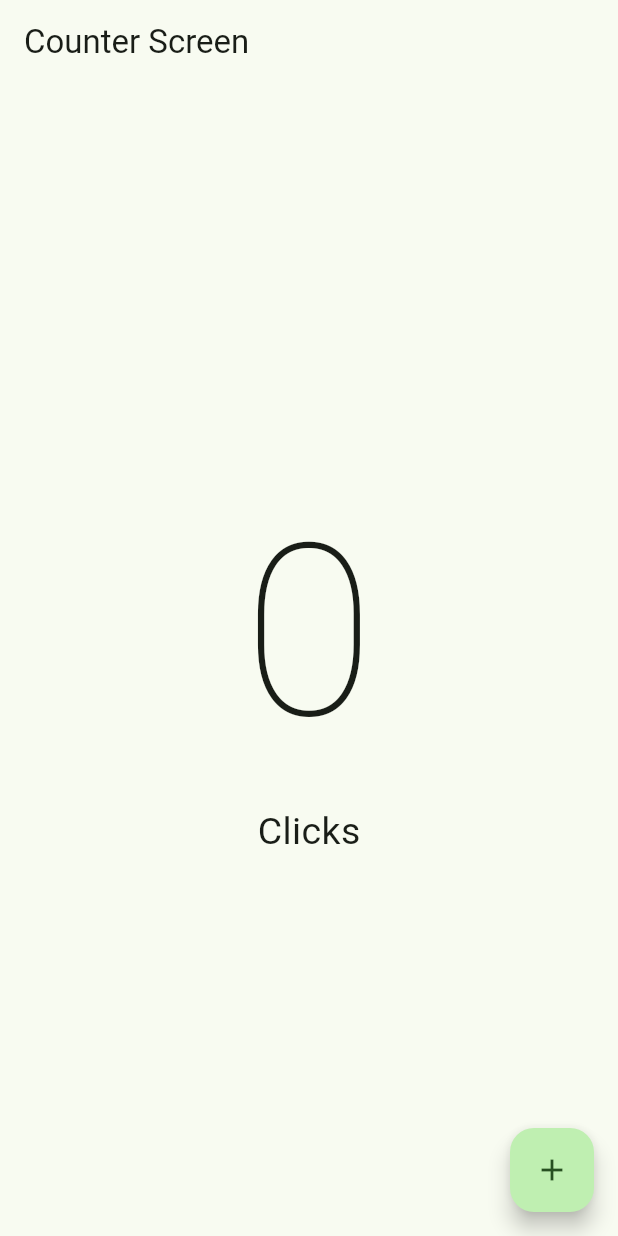
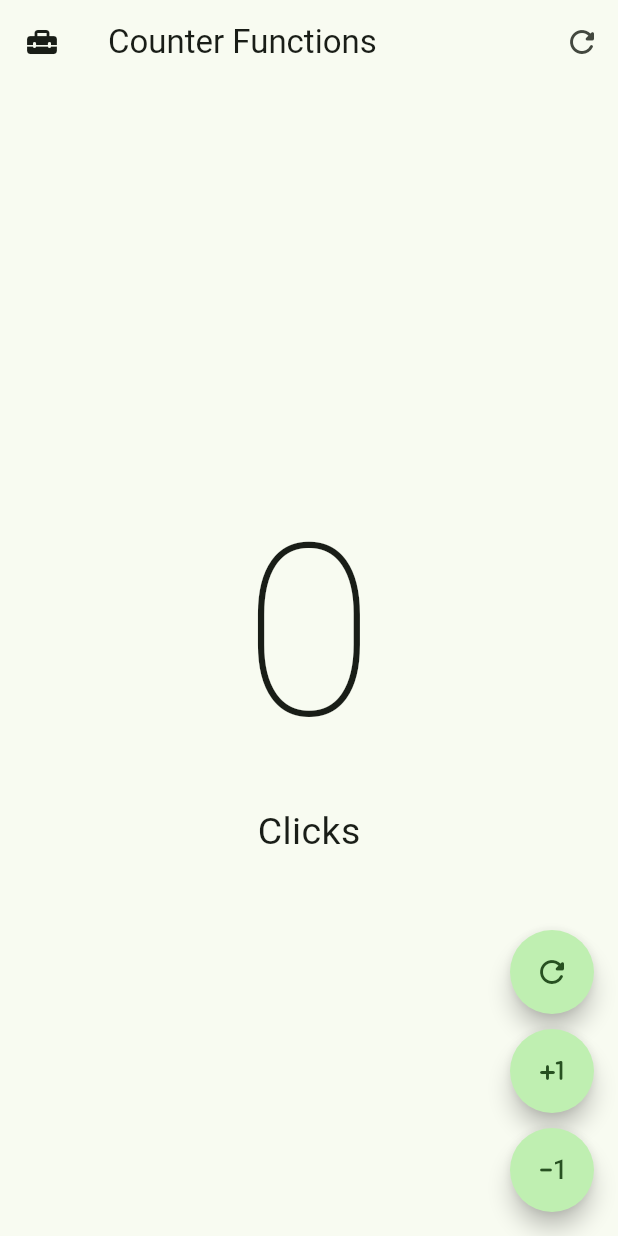
Before and after one commit to NiLord/curso-flutter, a Flutter app: the screen it shows after launch, on a phone screen of 412 x 824 dp. Run offline on Flutter 3.47's test engine with Material 3 defaults, Android fonts, the phone set to English and light mode, and no system bars.

Commit message:
61 Appbar y acciones

```diff
--- a/hello_world_app/lib/main.dart
+++ b/hello_world_app/lib/main.dart
@@ -1,5 +1,5 @@
 import 'package:flutter/material.dart';
-import 'package:hello_world_app/presentation/screens/counters/counter_screen.dart';
+import 'package:hello_world_app/presentation/screens/counters/counter_functions.dart';
 
 void main() {
   runApp(const MyApp());
@@ -13,6 +13,6 @@ class MyApp extends StatelessWidget {
     return MaterialApp(
         debugShowCheckedModeBanner: false,
         theme: ThemeData(colorSchemeSeed: const Color.fromARGB(255, 0, 81, 4)),
-        home: const CounterScreen());
+        home: const CounterFunctionsScreen());
   }
 }
--- /dev/null
+++ b/hello_world_app/lib/presentation/screens/counters/counter_functions.dart
@@ -0,0 +1,78 @@
+import 'package:flutter/material.dart';
+
+class CounterFunctionsScreen extends StatefulWidget {
+  const CounterFunctionsScreen({super.key});
+
+  @override
+  State<CounterFunctionsScreen> createState() => _CounterFunctionsScreenState();
+}
+
+class _CounterFunctionsScreenState extends State<CounterFunctionsScreen> {
+  int clickCounter = 0;
+
+  @override
+  Widget build(BuildContext context) {
+    return Scaffold(
+      appBar: AppBar(
+          title: const Text("Counter Functions"),
+          actions: [
+            IconButton(
+                onPressed: () {
+                  setState(() {
+                    clickCounter = 0;
+                  });
+                },
+                icon: const Icon(Icons.refresh_rounded))
+          ],
+          leading: IconButton(
+              onPressed: () {},
+              icon: const Icon(Icons.home_repair_service_rounded))),
+      body: Center(
+        child: Column(
+          mainAxisAlignment: MainAxisAlignment.center,
+          children: [
+            Text("$clickCounter",
+                style: const TextStyle(
+                    fontSize: 160, fontWeight: FontWeight.w100)),
+            Text(clickCounter == 1 ? 'Click' : 'Clicks',
+                style: const TextStyle(fontSize: 25))
+          ],
+        ),
+      ),
+      floatingActionButton: Column(
+        mainAxisAlignment: MainAxisAlignment.end,
+        children: [
+          FloatingActionButton(
+            shape: const StadiumBorder(),
+            onPressed: () {
+              setState(() {
+                clickCounter = 0;
+              });
+            },
+            child: const Icon(Icons.refresh_rounded),
+          ),
+          const SizedBox(height: 10),
+          FloatingActionButton(
+            shape: const StadiumBorder(),
+            onPressed: () {
+              setState(() {
+                clickCounter++;
+              });
+            },
+            child: const Icon(Icons.plus_one_rounded),
+          ),
+          const SizedBox(height: 10),
+          FloatingActionButton(
+            shape: const StadiumBorder(),
+            onPressed: () {
+              setState(() {
+                clickCounter--;
+              });
+            },
+            child: const Icon(Icons.exposure_minus_1_rounded),
+          )
+        ],
+      ),
+    );
+  }
+}
```
